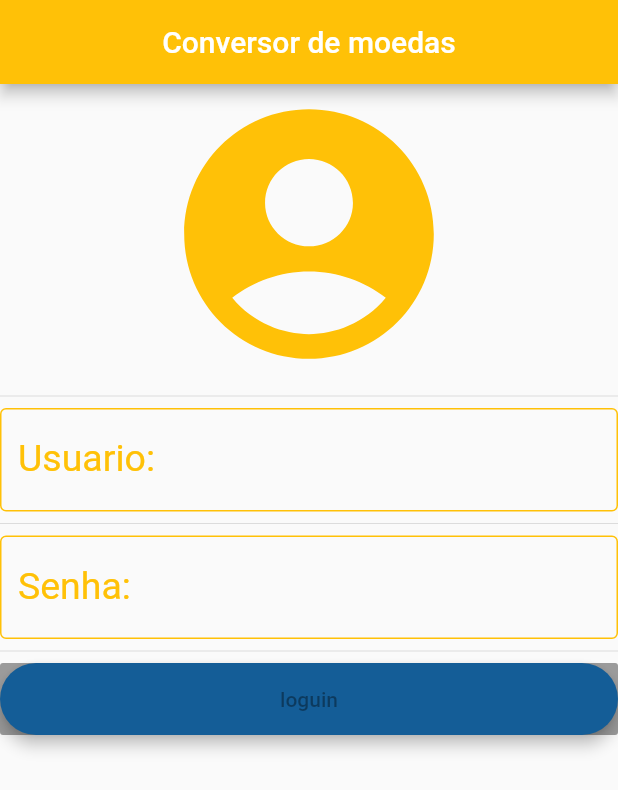
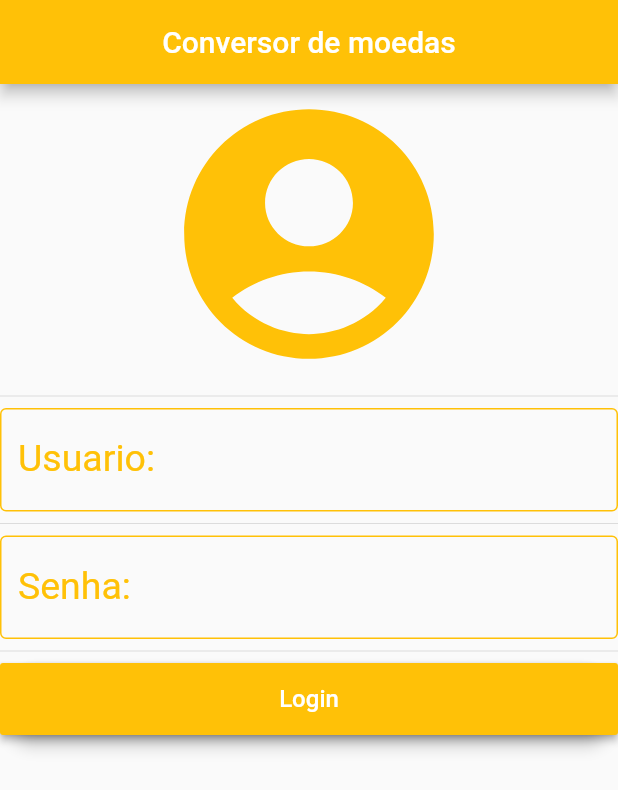
Before and after one commit to rafaelramonalves/conversor_de_moedas, a Flutter app: the screen it shows after launch, on a phone screen of 412 x 824 dp. Shown: the top 790 px of the screen. Run offline on Flutter 3.47's test engine with Material 2 defaults, Android fonts, the phone set to English and light mode, and no system bars.

Commit message:
Adicionado a tela de login e a transição para a pagina de cotação * Ao tentar colocar um valor para as moedas ele começa a carregar os   dados novamente.

```diff
--- a/lib/login.dart
+++ b/lib/login.dart
@@ -1,5 +1,7 @@
+import 'package:conversor_de_moedas/TelaPrincipal.dart' as prefix0;
 import 'package:flutter/material.dart';
 import 'progress_button.dart';
+import 'TelaPrincipal.dart';
 
 void main(){
   runApp(MaterialApp(
@@ -25,7 +27,8 @@ class _telaLoginState extends State<telaLogin> {
         backgroundColor: Colors.amber,
         centerTitle: true,
       ),
-      body:Column(
+      body:SingleChildScrollView(
+        child: Column(
           crossAxisAlignment: CrossAxisAlignment.center,
           children: <Widget>[
             Icon(Icons.account_circle,color: Colors.amber,size: 200,),
@@ -36,6 +39,7 @@ class _telaLoginState extends State<telaLogin> {
             Divider(),
             ProgressButton(),
           ],
+        ),
       )
     );
   }
--- a/lib/progress_button.dart
+++ b/lib/progress_button.dart
@@ -1,84 +1,127 @@
-import 'package:flutter/cupertino.dart';
 import 'package:flutter/material.dart';
 import 'dart:async';
+import 'TelaPrincipal.dart';
+class ProgressButton extends StatefulWidget {
 
-
-// Barra de progresso
-class ProgressButton extends StatefulWidget{
   @override
-  State<StatefulWidget> createState() =>_progressButtonState();
-
+  State<StatefulWidget> createState() => _ProgressButtonState();
 }
 
-class _progressButtonState extends State<ProgressButton> with SingleTickerProviderStateMixin {
-  bool _isPressed = false;
-  int state =0; // para animação
-  double width = double.infinity;
+class _ProgressButtonState extends State<ProgressButton>
+    with TickerProviderStateMixin {
+  bool _isPressed = false, _animatingReveal = false;
+  int _state = 0;
+  double _width = double.infinity;
   Animation _animation;
-  GlobalKey globalKey = GlobalKey();
+  GlobalKey _globalKey = GlobalKey();
+  AnimationController _controller;
+
+  @override
+  void deactivate() {
+    reset();
+    super.deactivate();
+  }
+
+  @override
+  dispose() {
+    _controller.dispose();
+    super.dispose();
+  }
 
   @override
   Widget build(BuildContext context) {
     return PhysicalModel(
         color: Colors.blue,
-        elevation: _isPressed ? 6.0 : 4.0,
-        borderRadius: BorderRadius.circular(25),
+        elevation: calculateElevation(),
+        borderRadius: BorderRadius.circular(25.0),
         child: Container(
-          key: globalKey,
-          height: 48,
-          width: width,
+          key: _globalKey,
+          height: 48.0,
+          width: _width,
           child: RaisedButton(
-            padding: EdgeInsets.all(0.0),//fazer o circulo rodar em todo o botao
-            color: state ==2 ? Colors.green : Colors.blue,
-            child: buildButtonChild(), // botão circular girando
+            padding: EdgeInsets.all(0.0),
+            color: _state == 2 ? Colors.green : Colors.amber,
+            child: buildButtonChild(),
+            onPressed: () {},
             onHighlightChanged: (isPressed) {
               setState(() {
-                isPressed = _isPressed;
-                if (state == 0) { // mudar para a cor verde apos a animação
+                _isPressed = isPressed;
+                if (_state == 0) {
                   animateButton();
+                  Future.delayed(const Duration(milliseconds: 3300), () {
+                    setState(() {
+                      Navigator.push(context,MaterialPageRoute(builder: (context) => TelaPrincipal()));
+                    });
+                  });
+
                 }
+
               });
             },
           ),
-        )
-    );
+        ));
   }
 
   void animateButton() {
-    double inicialWigth = globalKey.currentContext.size.width;
-    var controller = AnimationController(
-        duration: Duration(microseconds: 300), vsync: this);
-    Tween(begin: 0.0, end: 1.0)
-        .animate(controller)
+    double initialWidth = _globalKey.currentContext.size.width;
+
+    _controller =
+        AnimationController(duration: Duration(milliseconds: 300), vsync: this);
+    _animation = Tween(begin: 0.0, end: 1.0).animate(_controller)
       ..addListener(() {
         setState(() {
-          width = inicialWigth - ((inicialWigth - 48.0) * _animation.value);
+          _width = initialWidth - ((initialWidth - 48.0) * _animation.value);
         });
       });
-    controller.forward(); // Animação do botão grande ficar pequeno
+    _controller.forward();
+
     setState(() {
-      state = 1;
+      _state = 1;
     });
 
-    Timer(Duration(milliseconds: 3300),(){
+    Timer(Duration(milliseconds: 3300), () {
       setState(() {
-        state=2;
+        _state = 2;
       });
+    });
+
+    Timer(Duration(milliseconds: 3600), () {
+      _animatingReveal = true;
     });
   }
 
   Widget buildButtonChild() {
-    if (state == 0) {
-      return Text('loguin');
-    } else if (state == 1) {
+    if (_state == 0) {
+      return Text(
+        'Login',
+        style: TextStyle(color: Colors.white, fontSize: 16.0),
+      );
+    } else if (_state == 1) {
       return SizedBox(
         height: 36.0,
         width: 36.0,
-        child:  CircularProgressIndicator(
-            value: null, valueColor: AlwaysStoppedAnimation<Color>(Colors.white))
+        child: CircularProgressIndicator(
+          value: null,
+          valueColor: AlwaysStoppedAnimation<Color>(Colors.white),
+        ),
       );
     } else {
-      return Icon(Icons.check, color: Colors.white,);
+      return Icon(Icons.check, color: Colors.white);
     }
   }
+
+  double calculateElevation() {
+    if (_animatingReveal) {
+      return 0.0;
+    } else {
+      return _isPressed ? 6.0 : 4.0;
+    }
+  }
+
+  void reset() {
+    _width = double.infinity;
+    _animatingReveal = false;
+    _state = 0;
+  }
+
 }
```
Also changed, not shown: lib/TelaPrincipal.dart (renamed from lib/main.dart, +100 -11 lines). Lines whose indentation alone changed are shown as unchanged.
